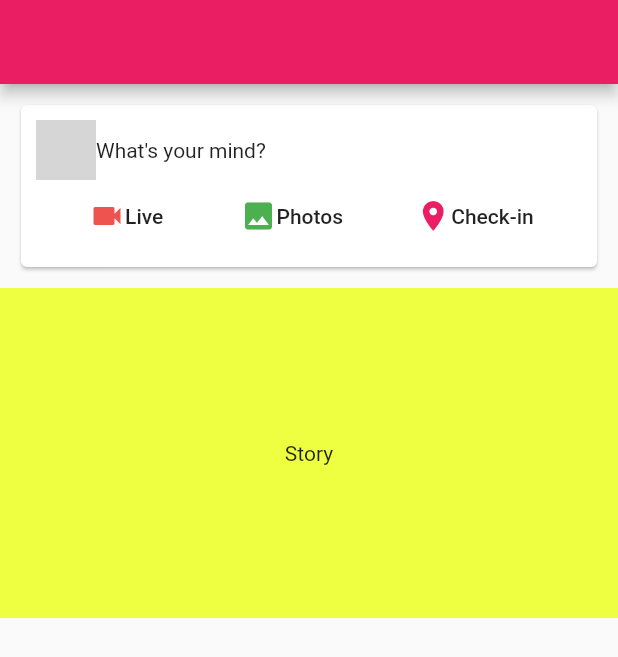
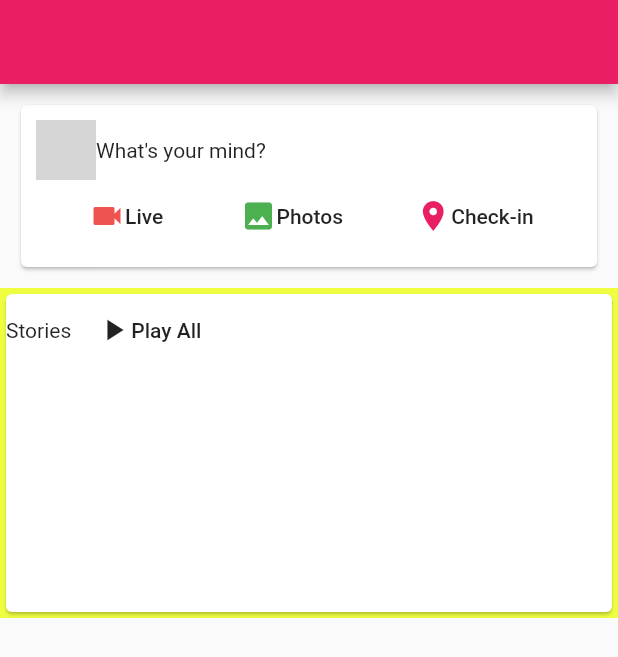
Before and after one commit to teerasej/flutter-facebook-clone, a Flutter app: the screen it shows after launch, on a phone screen of 412 x 824 dp. Shown: the top 657 px of the screen. Run offline on Flutter 3.47's test engine with Material 2 defaults, Android fonts, the phone set to English and light mode, and no system bars; network calls fail; grey boxes are pictures that could not be loaded.

Commit message:
Add 'stories' text and play all button

```diff
--- a/lib/widgets/story_box.dart
+++ b/lib/widgets/story_box.dart
@@ -11,9 +11,27 @@ class _StoryBoxState extends State<StoryBox> {
     return Container(
             height: 220.0,
             color: Colors.limeAccent,
-            child: Center(
-              child: Text('Story'),
-            ),
+            child: Card(
+              child: Column(
+                children: <Widget>[
+                  Row(
+                    children: <Widget>[
+                      Text('Stories'),
+                      FlatButton(
+                        onPressed: () {},
+                        child: Row(
+                          children: <Widget>[
+                            Icon(Icons.play_arrow),
+                            Text('Play All')
+                          ],
+                        ),
+                      )
+                    ],
+                  ),
+                  Row()
+                ],
+              ),
+            )
           );
   }
 }
```
